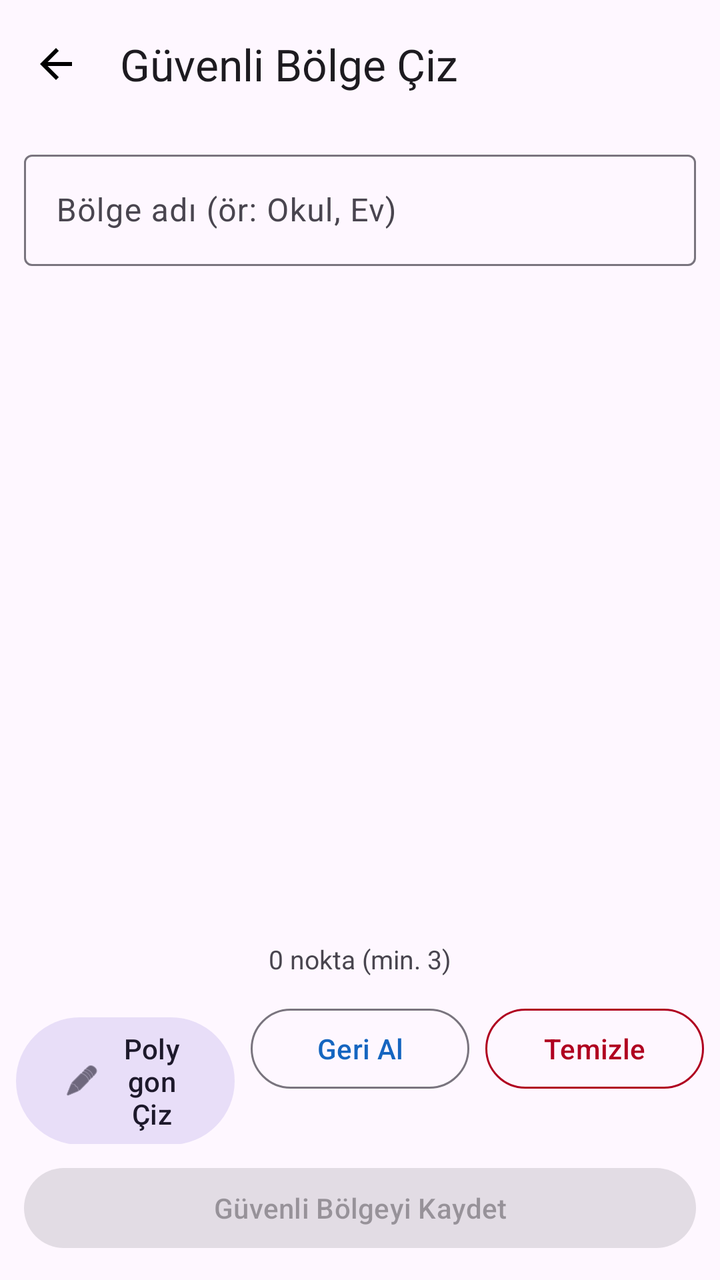
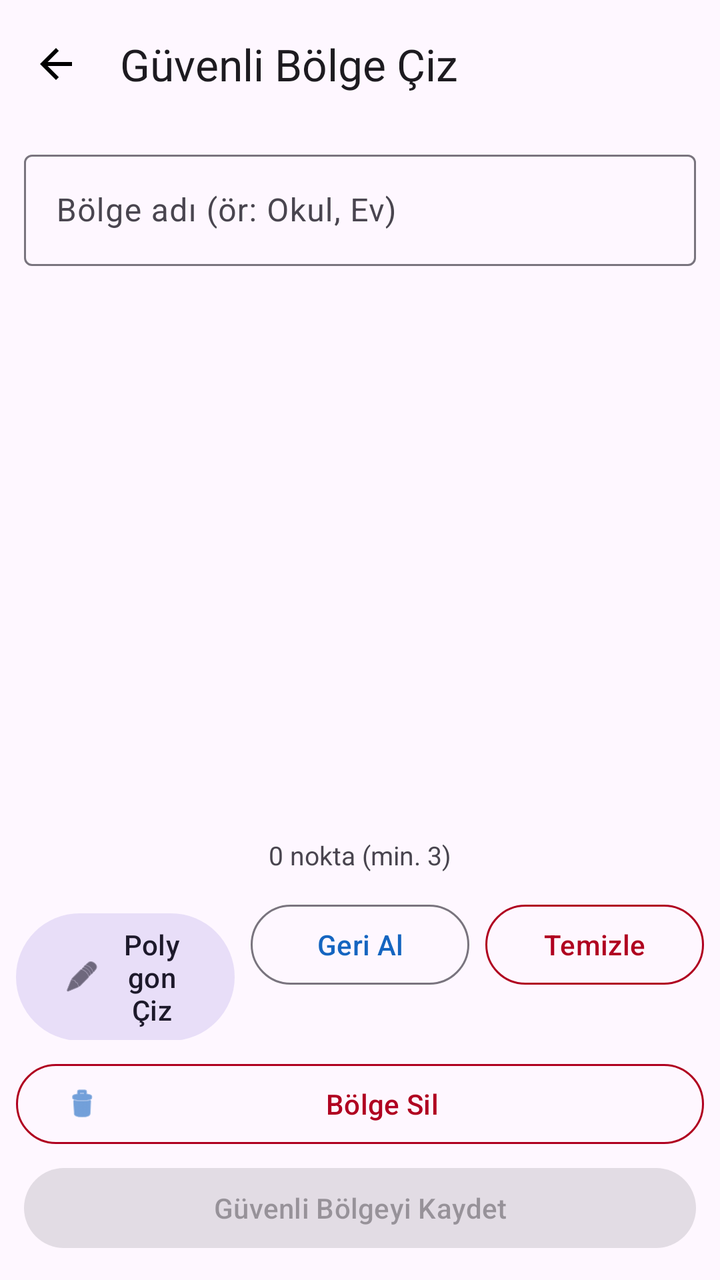

Screens rendered from an Android XML layout before and after an edit, with the pre-edit source and the edit as a unified diff.
<!-- AndroidManifest.xml: application theme Theme.SafeKid -->
<!-- res/layout/fragment_geofence_draw.xml -->
<?xml version="1.0" encoding="utf-8"?>
<androidx.coordinatorlayout.widget.CoordinatorLayout
    xmlns:android="http://schemas.android.com/apk/res/android"
    xmlns:app="http://schemas.android.com/apk/res-auto"
    android:layout_width="match_parent"
    android:layout_height="match_parent">

    
    <com.google.android.material.appbar.AppBarLayout
        android:id="@+id/appBar"
        android:layout_width="match_parent"
        android:layout_height="wrap_content">

        <com.google.android.material.appbar.MaterialToolbar
            android:id="@+id/toolbar"
            android:layout_width="match_parent"
            android:layout_height="?attr/actionBarSize"
            app:navigationIcon="@drawable/ic_back"
            app:title="Güvenli Bölge Çiz" />

    </com.google.android.material.appbar.AppBarLayout>

    
    <LinearLayout
        android:layout_width="match_parent"
        android:layout_height="match_parent"
        android:orientation="vertical"
        app:layout_behavior="com.google.android.material.appbar.AppBarLayout$ScrollingViewBehavior">

        
        <com.google.android.material.textfield.TextInputLayout
            android:id="@+id/tilZoneName"
            style="@style/Widget.Material3.TextInputLayout.OutlinedBox"
            android:layout_width="match_parent"
            android:layout_height="wrap_content"
            android:layout_marginHorizontal="12dp"
            android:layout_marginTop="8dp"
            android:hint="Bölge adı (ör: Okul, Ev)">

            <com.google.android.material.textfield.TextInputEditText
                android:id="@+id/etZoneName"
                android:layout_width="match_parent"
                android:layout_height="wrap_content"
                android:imeOptions="actionDone"
                android:inputType="textCapSentences"
                android:maxLines="1" />

        </com.google.android.material.textfield.TextInputLayout>

        
        <TextView
            android:id="@+id/tvChildLocationHint"
            android:layout_width="match_parent"
            android:layout_height="wrap_content"
            android:background="#E3F2FD"
            android:drawablePadding="6dp"
            android:gravity="center_vertical"
            android:paddingHorizontal="12dp"
            android:paddingVertical="6dp"
            android:text="🔵 Mavi marker = çocuğun mevcut konumu"
            android:textColor="#1565C0"
            android:textSize="12sp"
            android:visibility="gone" />

        
        <FrameLayout
            android:id="@+id/drawMapContainer"
            android:layout_width="match_parent"
            android:layout_height="0dp"
            android:layout_weight="1" />

        
        <TextView
            android:id="@+id/tvHint"
            android:layout_width="match_parent"
            android:layout_height="wrap_content"
            android:background="#22000000"
            android:gravity="center"
            android:padding="6dp"
            android:text="Haritaya dokunarak köşe noktaları ekleyin"
            android:textColor="#CC000000"
            android:textSize="13sp"
            android:visibility="gone" />

        
        <TextView
            android:id="@+id/tvPointCount"
            android:layout_width="match_parent"
            android:layout_height="wrap_content"
            android:gravity="center"
            android:padding="4dp"
            android:text="0 nokta (min. 3)"
            android:textSize="13sp" />

        
        <LinearLayout
            android:layout_width="match_parent"
            android:layout_height="wrap_content"
            android:orientation="horizontal"
            android:padding="8dp">

            
            <com.google.android.material.button.MaterialButton
                android:id="@+id/btnToggleDraw"
                style="@style/Widget.Material3.Button.TonalButton"
                android:layout_width="0dp"
                android:layout_height="wrap_content"
                android:layout_marginEnd="4dp"
                android:layout_weight="1"
                android:text="Polygon Çiz"
                app:icon="@android:drawable/ic_menu_edit" />

            
            <com.google.android.material.button.MaterialButton
                android:id="@+id/btnUndo"
                style="@style/Widget.Material3.Button.OutlinedButton"
                android:layout_width="0dp"
                android:layout_height="wrap_content"
                android:layout_marginHorizontal="4dp"
                android:layout_weight="1"
                android:text="Geri Al" />

            
            <com.google.android.material.button.MaterialButton
                android:id="@+id/btnClear"
                style="@style/Widget.Material3.Button.OutlinedButton"
                android:layout_width="0dp"
                android:layout_height="wrap_content"
                android:layout_marginStart="4dp"
                android:layout_weight="1"
                android:text="Temizle"
                app:strokeColor="@color/error_color"
                android:textColor="@color/error_color" />

        </LinearLayout>

        
        <FrameLayout
            android:layout_width="match_parent"
            android:layout_height="wrap_content"
            android:paddingHorizontal="12dp"
            android:paddingBottom="12dp">

            <com.google.android.material.button.MaterialButton
                android:id="@+id/btnSave"
                android:layout_width="match_parent"
                android:layout_height="wrap_content"
                android:enabled="false"
                android:text="Güvenli Bölgeyi Kaydet" />

            <ProgressBar
                android:id="@+id/progressSave"
                android:layout_width="32dp"
                android:layout_height="32dp"
                android:layout_gravity="center_vertical|end"
                android:layout_marginEnd="16dp"
                android:visibility="gone" />

        </FrameLayout>

    </LinearLayout>

</androidx.coordinatorlayout.widget.CoordinatorLayout>
<!-- resources referenced by this layout -->
<resources>
  <color name="error_color">#B00020</color>
  <!-- drawable ic_back (drawable) -->
  <?xml version="1.0" encoding="utf-8"?>
  <vector xmlns:android="http://schemas.android.com/apk/res/android"
      android:width="24dp"
      android:height="24dp"
      android:viewportWidth="24"
      android:viewportHeight="24">
      <path
          android:fillColor="#FF000000"
          android:pathData="M20,11H7.83l5.59,-5.59L12,4l-8,8 8,8 1.41,-1.41L7.83,13H20v-2z" />
  </vector>
  <style name="Theme.SafeKid" parent="Base.Theme.SafeKid" />
  <style name="Base.Theme.SafeKid" parent="Theme.Material3.DayNight.NoActionBar">
          <item name="colorPrimary">@color/primary</item>
          <item name="colorPrimaryDark">@color/primary_dark</item>
          <item name="colorSecondary">@color/secondary</item>
      </style>
  <color name="primary">#1565C0</color>
  <color name="primary_dark">#003c8f</color>
  <color name="secondary">#00897B</color>
</resources>

<!-- the commit's change to res/layout/fragment_geofence_draw.xml (unified diff, before → after) -->
@@ -135,6 +135,19 @@
         </LinearLayout>
 
         
+        <com.google.android.material.button.MaterialButton
+            android:id="@+id/btnDeleteZone"
+            style="@style/Widget.Material3.Button.OutlinedButton"
+            android:layout_width="match_parent"
+            android:layout_height="wrap_content"
+            android:layout_marginHorizontal="8dp"
+            android:layout_marginBottom="4dp"
+            android:text="Bölge Sil"
+            app:icon="@android:drawable/ic_menu_delete"
+            app:strokeColor="@color/error_color"
+            android:textColor="@color/error_color" />
+
+        
         <FrameLayout
             android:layout_width="match_parent"
             android:layout_height="wrap_content"
